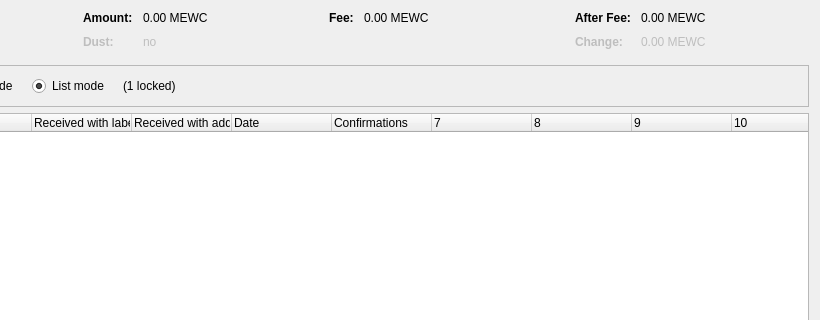
The window that src/qt/forms/coincontroldialog.ui (1NF1N18Y/points) describes before a commit, drawn with Qt 5; both pictures show x 180 to 1000 and y 0 to 320 of the 1000 by 500 pixel window.
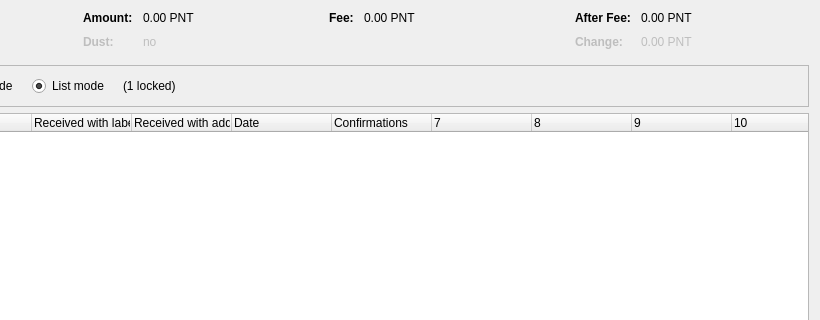
The same window after the commit. Custom widgets are drawn as their Qt base class.

The edit to the form file:
```diff
--- a/src/qt/forms/coincontroldialog.ui
+++ b/src/qt/forms/coincontroldialog.ui
@@ -132,7 +132,7 @@
           <enum>Qt::ActionsContextMenu</enum>
          </property>
          <property name="text">
-          <string notr="true">0.00 MEWC</string>
+          <string notr="true">0.00 PNT</string>
          </property>
          <property name="textInteractionFlags">
           <set>Qt::LinksAccessibleByMouse|Qt::TextSelectableByKeyboard|Qt::TextSelectableByMouse</set>
@@ -212,7 +212,7 @@
           <enum>Qt::ActionsContextMenu</enum>
          </property>
          <property name="text">
-          <string notr="true">0.00 MEWC</string>
+          <string notr="true">0.00 PNT</string>
          </property>
          <property name="textInteractionFlags">
           <set>Qt::LinksAccessibleByMouse|Qt::TextSelectableByKeyboard|Qt::TextSelectableByMouse</set>
@@ -257,7 +257,7 @@
           <enum>Qt::ActionsContextMenu</enum>
          </property>
          <property name="text">
-          <string notr="true">0.00 MEWC</string>
+          <string notr="true">0.00 PNT</string>
          </property>
          <property name="textInteractionFlags">
           <set>Qt::LinksAccessibleByMouse|Qt::TextSelectableByKeyboard|Qt::TextSelectableByMouse</set>
@@ -292,7 +292,7 @@
           <enum>Qt::ActionsContextMenu</enum>
          </property>
          <property name="text">
-          <string notr="true">0.00 MEWC</string>
+          <string notr="true">0.00 PNT</string>
          </property>
          <property name="textInteractionFlags">
           <set>Qt::LinksAccessibleByMouse|Qt::TextSelectableByKeyboard|Qt::TextSelectableByMouse</set>
```
